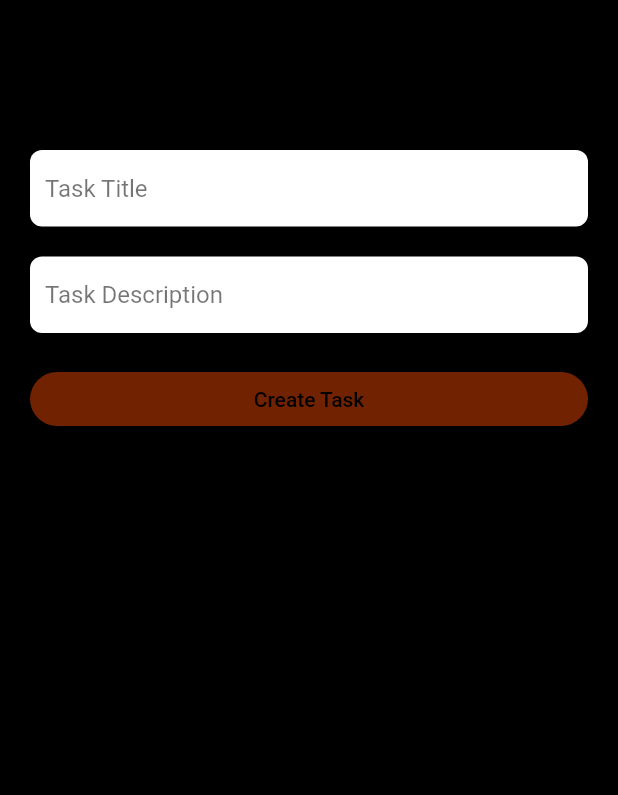
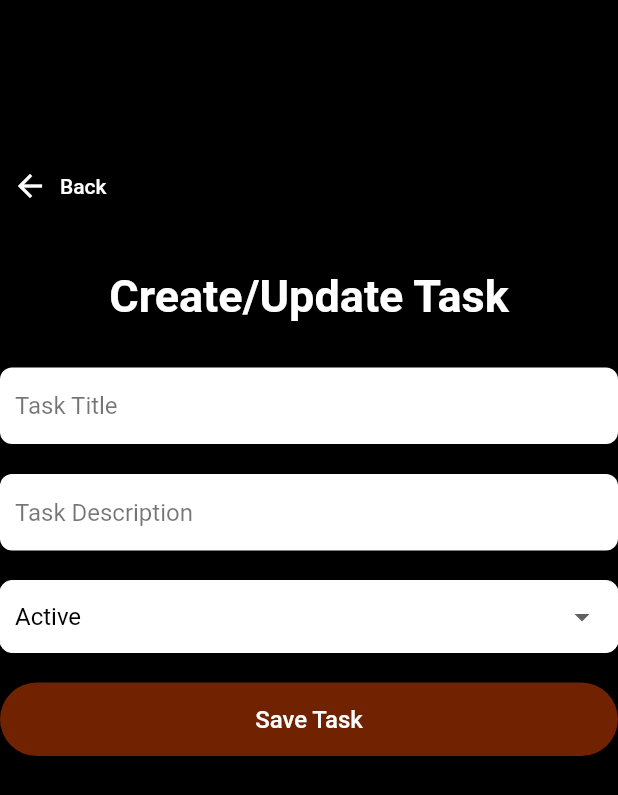
Before and after one commit to mattnickel/make_hay, a Flutter app: the UpdateTask screen opened directly, on a phone screen of 412 x 824 dp. Shown: the top 795 px of the screen. Run offline on Flutter 3.47's test engine with Material 2 defaults, Android fonts, the phone set to English and light mode, and no system bars; our stand-ins replace cloud_firestore, firebase_auth, firebase_core, floating_bottom_navigation_bar, flutter_form_builder, flutter_secure_storage and 3 more; accounts and stored records are empty.

```diff
--- a/lib/page_widgets/task_tile.dart
+++ b/lib/page_widgets/task_tile.dart
@@ -4,6 +4,7 @@ import 'package:flutter/material.dart';
 import 'package:shared_preferences/shared_preferences.dart';
 
 import '../models/task_model.dart';
+import '../screens/update_task.dart';
 import '../services/database.dart';
 
 
@@ -15,7 +16,7 @@ class TaskTile extends StatelessWidget {
   TaskTile(this.task, {super.key});
   @override
   Widget build(BuildContext context) {
-    String newStatus = (task.status == "active")?"completed":"archived";
+    String newStatus;
     switch (task.status) {
       case "completed": {
         newStatus ="archived";
@@ -178,7 +179,8 @@ class TaskTile extends StatelessWidget {
                                 fontSize: 18),
 
                           ),
-                          onPressed: (){
+                          onPressed: ()async{
+                            Navigator.of(context).push(MaterialPageRoute(builder: (BuildContext context) => UpdateTask(taskObject:task)));
                             print('Pressed');
                           },
 
--- a/lib/screens/task_list_screen.dart
+++ b/lib/screens/task_list_screen.dart
@@ -40,7 +40,7 @@ class TaskListScreen extends StatelessWidget {
              child: FloatingActionButton(
                  backgroundColor: Color(0xFFC23B00),
                  onPressed: () async {
-                   Navigator.of(context).push(MaterialPageRoute(builder: (BuildContext context) => UpdateTask()));
+                   Navigator.of(context).push(MaterialPageRoute(builder: (BuildContext context) => const UpdateTask()));
                  },
                  child:
                  const Icon(Icons.add, color: Colors.white)
--- a/lib/screens/update_task.dart
+++ b/lib/screens/update_task.dart
@@ -4,26 +4,33 @@ import 'package:flutter/material.dart';
 import 'package:make_hay/services/database.dart';
 import 'package:shared_preferences/shared_preferences.dart';
 
+import '../models/task_model.dart';
 import '../models/user.dart';
 
 class UpdateTask extends StatefulWidget {
+  final Task? taskObject;
+  const UpdateTask({super.key, this.taskObject});
+
   @override
   UpdateTaskState createState() => UpdateTaskState();
 
 }
 class UpdateTaskState extends State<UpdateTask> {
+
   final titleController = TextEditingController();
   final descriptionController = TextEditingController();
+  late String status;
   bool _isEnabled = false;
   late final CollectionReference taskCollection;
   late String uid;
-
+  late Task task;
 
   @override
   void initState() {
     super.initState();
     titleController.addListener(_enable);
     descriptionController.addListener( _enable);
+    Task? task = widget.taskObject;
     _getId;
 
   }
@@ -42,14 +49,42 @@ class UpdateTaskState extends State<UpdateTask> {
     return Scaffold(
       body: Stack(
         children: [
-          SizedBox(
-            height: MediaQuery.of(context).size.height,
+          Positioned(
+              top:100,
+              left:0,
+              child: TextButton.icon(
+                style: TextButton.styleFrom(
+                  foregroundColor: Colors.white,
+                ),
+                icon: const Icon(Icons.arrow_back),
+                // color: Colors.white,
+                onPressed: () {
+                  Navigator.pop(context);
+                }, label: const Text("Back", style:TextStyle(color:Colors.white),
+              ),
+              )
+          ),
+          Container(
+            padding:const EdgeInsets.only(top:80),
+            height:MediaQuery.of(context).size.height,
             width: MediaQuery.of(context).size.width,
+            child: Column(
+              children: [
+
+              const Padding(
+            padding: EdgeInsets.only(top:100, left:20, right:20),
+            child: Padding(padding: EdgeInsets.only(bottom:30),
+                child: Text("Create/Update Task",
+                    style:TextStyle(
+                      color: Colors.white,
+                      fontSize:30,
+                      fontWeight: FontWeight.bold,
                     ),
-          Padding(
-            padding: const EdgeInsets.only(top:100, left:20, right:20),
-            child: ListView(
-              children: <Widget>[
+                    textAlign: TextAlign.center
+                )
+            ),
+
+            ),
               TextFormField(
             controller: titleController,
             validator: (value) {
@@ -73,7 +108,7 @@ class UpdateTaskState extends State<UpdateTask> {
                 borderSide: BorderSide(color: Color(00000000)),
               ),
               focusedBorder: OutlineInputBorder(
-                      borderRadius: BorderRadius.all(Radius.circular(25.0)),
+                borderRadius: BorderRadius.all(Radius.circular(8.0)),
                 borderSide: BorderSide(color: Color(0xff00eebc)),
               ),
               hintStyle: TextStyle(color: Colors.black54),
@@ -111,9 +146,49 @@ class UpdateTaskState extends State<UpdateTask> {
             ),
               ),
               Padding(padding: const EdgeInsets.only(top:20),
+            child: DropdownButtonFormField(
+              // itemHeight:50,
+              decoration: InputDecoration(
+                contentPadding: const EdgeInsets.only(top:0, bottom:0, left:10),
+                focusedBorder: OutlineInputBorder(
+                  borderSide: const BorderSide(color: Color(0xFFC23B00), width: 0),
+                  borderRadius: BorderRadius.circular(8),
+                ),
+                enabledBorder: OutlineInputBorder(
+                  borderSide: const BorderSide(color: Colors.white, width: 0),
+                  borderRadius: BorderRadius.circular(8),
+                ),
+                border: OutlineInputBorder(
+                  borderSide: const BorderSide(color: Colors.white, width: 0),
+                  borderRadius: BorderRadius.circular(8),
+                ),
+                filled: true,
+                fillColor: Colors.white,
+              ),
+              dropdownColor: Colors.white,
+
+              style: const TextStyle(color: Colors.black, fontSize: 16),
+              borderRadius: const BorderRadius.all(Radius.circular(8.0)),
+              value: widget.taskObject?.status.toString() ?? "active",
+              items: const [
+                DropdownMenuItem(value: "active", child: Text("Active")),
+                DropdownMenuItem(value: "completed", child: Text("Completed")),
+                DropdownMenuItem(value: "archived", child: Text("Archived")),
+              ],
+              onChanged: (value){
+                setState(() {
+                  status = value.toString();
+                });
+              },
+            ),
+
+              ),
+              Container(
+                padding: const EdgeInsets.only(top:20),
+            width:MediaQuery.of(context).size.width,
             child:ElevatedButton(
               onPressed:  titleController.text == "" || descriptionController.text == "" ? null : () async {
-                      dynamic result = DatabaseService(uid: uid).updateTasks(titleController.text, descriptionController.text, "active");
+                dynamic result = DatabaseService(uid: uid).updateTasks(titleController.text, descriptionController.text, status);
                 if (result== null){
                   print('error creating task');
                 } else {
@@ -126,19 +201,23 @@ class UpdateTaskState extends State<UpdateTask> {
               },
 
               style: ElevatedButton.styleFrom(
+
                 backgroundColor: const Color(0xFFC23B00),
+                padding: const EdgeInsets.symmetric(vertical:15),
                 disabledBackgroundColor: const Color(0xFFC23B00).withOpacity(0.58),
                 elevation: 0.2,
                 shape: RoundedRectangleBorder(borderRadius: BorderRadius.circular(25.0)),
               ),
-                    child: const Text("Create Task", style: TextStyle(color: Colors.black)),
+              child: const Text("Save Task", style: TextStyle(color: Colors.white, fontSize: 16)),
 
             ),
+              ),
+
+            ]
+            ),
           )
-              ]
-              )
-      )
-      ]
+
+        ],
       ),
     );
   }
```
Lines whose indentation alone changed are shown as unchanged.
